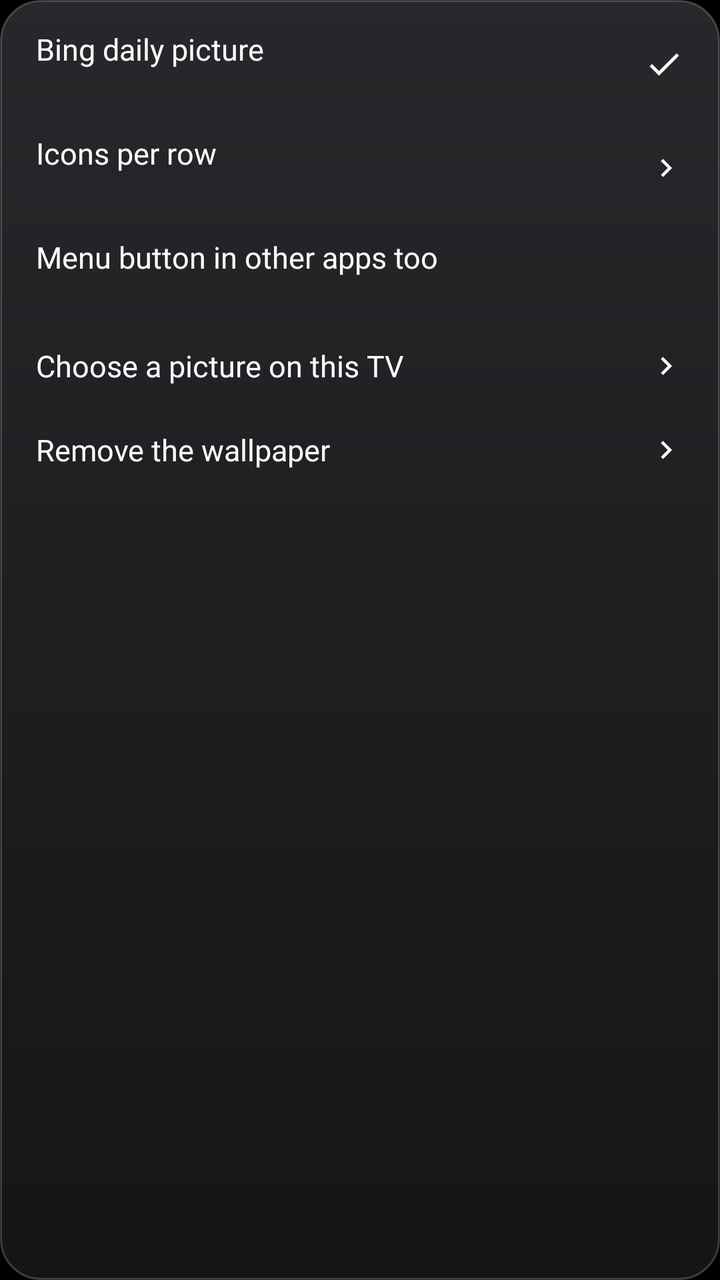
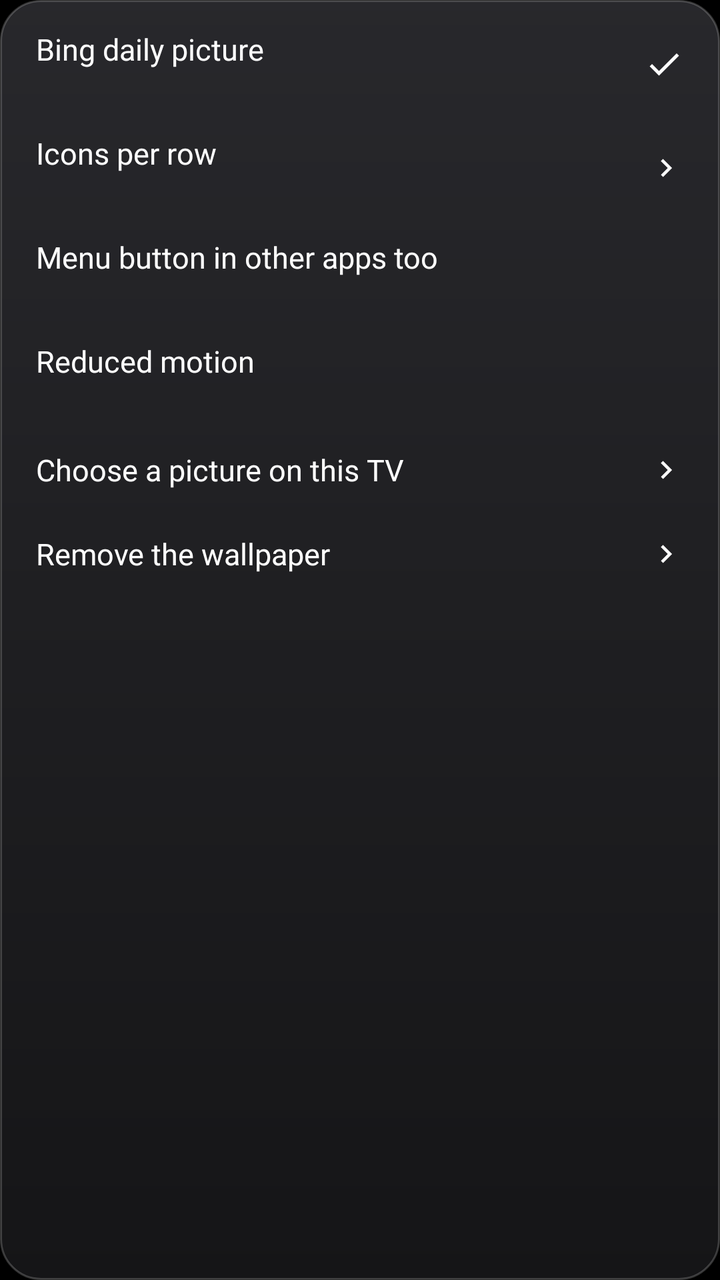

The first picture is an Android layout as it rendered before a commit; the second is the same layout after the commit. The layout source and the unified diff follow.
<!-- AndroidManifest.xml: application theme Theme.TvHome -->
<!-- res/layout/popup_wallpaper.xml -->
<?xml version="1.0" encoding="utf-8"?>
<LinearLayout xmlns:android="http://schemas.android.com/apk/res/android"
    android:layout_width="match_parent"
    android:layout_height="wrap_content"
    android:orientation="vertical"
    android:background="@drawable/glass_panel"
    android:padding="6dp"
    android:elevation="12dp">

    
    <LinearLayout
        android:id="@+id/rowBing"
        android:layout_width="match_parent"
        android:layout_height="52dp"
        android:orientation="horizontal"
        android:gravity="center_vertical"
        android:background="@drawable/input_row_bg"
        android:paddingStart="12dp"
        android:paddingEnd="12dp"
        android:focusable="true"
        android:focusableInTouchMode="true">

        <LinearLayout
            android:layout_width="0dp"
            android:layout_height="wrap_content"
            android:layout_weight="1"
            android:orientation="vertical"
            android:duplicateParentState="true">

            <TextView
                android:layout_width="wrap_content"
                android:layout_height="wrap_content"
                android:text="@string/bing_daily"
                android:textColor="@drawable/pill_text"
                android:duplicateParentState="true"
                android:textSize="15sp"
                android:fontFamily="@font/outfit"
                android:fontVariationSettings="'wght' 500" />

            <TextView
                android:id="@+id/bingStatus"
                android:layout_width="wrap_content"
                android:layout_height="wrap_content"
                android:textColor="@drawable/pill_text_dim"
                android:duplicateParentState="true"
                android:textSize="11sp"
                android:fontFamily="@font/outfit"
                android:fontVariationSettings="'wght' 400" />
        </LinearLayout>

        <ImageView
            android:id="@+id/bingTick"
            android:layout_width="20dp"
            android:layout_height="20dp"
            android:src="@drawable/ic_tick"
            android:tint="@drawable/pill_text"
            android:duplicateParentState="true"
            android:contentDescription="@null" />
    </LinearLayout>

    
    <LinearLayout
        android:id="@+id/rowColumns"
        android:layout_width="match_parent"
        android:layout_height="52dp"
        android:orientation="horizontal"
        android:gravity="center_vertical"
        android:background="@drawable/input_row_bg"
        android:paddingStart="12dp"
        android:paddingEnd="12dp"
        android:focusable="true"
        android:focusableInTouchMode="true">

        <LinearLayout
            android:layout_width="0dp"
            android:layout_height="wrap_content"
            android:layout_weight="1"
            android:orientation="vertical"
            android:duplicateParentState="true">

            <TextView
                android:layout_width="wrap_content"
                android:layout_height="wrap_content"
                android:text="@string/columns_title"
                android:textColor="@drawable/pill_text"
                android:duplicateParentState="true"
                android:textSize="15sp"
                android:fontFamily="@font/outfit"
                android:fontVariationSettings="'wght' 500" />

            <TextView
                android:id="@+id/columnsStatus"
                android:layout_width="wrap_content"
                android:layout_height="wrap_content"
                android:textColor="@drawable/pill_text_dim"
                android:duplicateParentState="true"
                android:textSize="11sp"
                android:fontFamily="@font/outfit"
                android:fontVariationSettings="'wght' 400" />
        </LinearLayout>

        <ImageView
            android:layout_width="18dp"
            android:layout_height="18dp"
            android:src="@drawable/ic_chevron"
            android:tint="@drawable/pill_text"
            android:duplicateParentState="true"
            android:contentDescription="@null" />
    </LinearLayout>

    
    <LinearLayout
        android:id="@+id/rowMenuKey"
        android:layout_width="match_parent"
        android:layout_height="52dp"
        android:orientation="horizontal"
        android:gravity="center_vertical"
        android:background="@drawable/input_row_bg"
        android:paddingStart="12dp"
        android:paddingEnd="12dp"
        android:focusable="true"
        android:focusableInTouchMode="true">

        <LinearLayout
            android:layout_width="0dp"
            android:layout_height="wrap_content"
            android:layout_weight="1"
            android:orientation="vertical"
            android:duplicateParentState="true">

            <TextView
                android:layout_width="wrap_content"
                android:layout_height="wrap_content"
                android:text="@string/menu_key_everywhere"
                android:textColor="@drawable/pill_text"
                android:duplicateParentState="true"
                android:textSize="15sp"
                android:fontFamily="@font/outfit"
                android:fontVariationSettings="'wght' 500" />

            <TextView
                android:id="@+id/menuKeyStatus"
                android:layout_width="wrap_content"
                android:layout_height="wrap_content"
                android:textColor="@drawable/pill_text_dim"
                android:duplicateParentState="true"
                android:textSize="11sp"
                android:fontFamily="@font/outfit"
                android:fontVariationSettings="'wght' 400" />
        </LinearLayout>
    </LinearLayout>

    
    <LinearLayout
        android:id="@+id/rowPick"
        android:layout_width="match_parent"
        android:layout_height="42dp"
        android:orientation="horizontal"
        android:gravity="center_vertical"
        android:background="@drawable/input_row_bg"
        android:paddingStart="12dp"
        android:paddingEnd="12dp"
        android:focusable="true"
        android:focusableInTouchMode="true">

        <TextView
            android:layout_width="0dp"
            android:layout_height="wrap_content"
            android:layout_weight="1"
            android:text="@string/pick_wallpaper"
            android:textColor="@drawable/pill_text"
            android:duplicateParentState="true"
            android:textSize="15sp"
            android:fontFamily="@font/outfit"
            android:fontVariationSettings="'wght' 500" />

        <ImageView
            android:layout_width="18dp"
            android:layout_height="18dp"
            android:src="@drawable/ic_chevron"
            android:tint="@drawable/pill_text"
            android:duplicateParentState="true"
            android:contentDescription="@null" />
    </LinearLayout>

    
    <LinearLayout
        android:id="@+id/rowOff"
        android:layout_width="match_parent"
        android:layout_height="42dp"
        android:orientation="horizontal"
        android:gravity="center_vertical"
        android:background="@drawable/input_row_bg"
        android:paddingStart="12dp"
        android:paddingEnd="12dp"
        android:focusable="true"
        android:focusableInTouchMode="true">

        <TextView
            android:layout_width="0dp"
            android:layout_height="wrap_content"
            android:layout_weight="1"
            android:text="@string/wallpaper_off"
            android:textColor="@drawable/pill_text"
            android:duplicateParentState="true"
            android:textSize="15sp"
            android:fontFamily="@font/outfit"
            android:fontVariationSettings="'wght' 500" />

        <ImageView
            android:layout_width="18dp"
            android:layout_height="18dp"
            android:src="@drawable/ic_chevron"
            android:tint="@drawable/pill_text"
            android:duplicateParentState="true"
            android:contentDescription="@null" />
    </LinearLayout>
</LinearLayout>
<!-- resources referenced by this layout -->
<resources>
  <!-- drawable glass_panel (drawable) -->
  <?xml version="1.0" encoding="utf-8"?>
  <layer-list xmlns:android="http://schemas.android.com/apk/res/android">
      <item>
          <shape android:shape="rectangle">
              <gradient android:angle="270" android:startColor="#F22A2A2E" android:endColor="#F5161618" />
              <stroke android:width="1dp" android:color="#33FFFFFF" />
              <corners android:radius="20dp" />
          </shape>
      </item>
  </layer-list>
  <!-- drawable ic_chevron (drawable) -->
  <vector xmlns:android="http://schemas.android.com/apk/res/android"
      android:width="24dp"
      android:height="24dp"
      android:viewportWidth="24"
      android:viewportHeight="24"
      android:tint="#FFFFFFFF">
      <path
          android:fillColor="#FFFFFFFF"
          android:pathData="M10,6L8.59,7.41 13.17,12l-4.58,4.59L10,18l6,-6z" />
  </vector>
  <!-- drawable ic_tick (drawable) -->
  <vector xmlns:android="http://schemas.android.com/apk/res/android"
      android:width="24dp"
      android:height="24dp"
      android:viewportWidth="24"
      android:viewportHeight="24"
      android:tint="#FFFFFFFF">
      <path
          android:fillColor="#FFFFFFFF"
          android:pathData="M9,16.17L4.83,12l-1.42,1.41L9,19 21,7l-1.41,-1.41z" />
  </vector>
  <!-- drawable input_row_bg (drawable) -->
  <?xml version="1.0" encoding="utf-8"?>
  <selector xmlns:android="http://schemas.android.com/apk/res/android">
      <item android:state_focused="true">
          <shape android:shape="rectangle">
              <solid android:color="#F5FFFFFF" />
              <corners android:radius="13dp" />
          </shape>
      </item>
      <item>
          <shape android:shape="rectangle">
              <solid android:color="#00000000" />
              <corners android:radius="13dp" />
          </shape>
      </item>
  </selector>
  <!-- drawable pill_text (drawable) -->
  <?xml version="1.0" encoding="utf-8"?>
  <selector xmlns:android="http://schemas.android.com/apk/res/android">
      <item android:state_focused="true" android:color="#FF111111" />
      <item android:color="#FFFFFFFF" />
  </selector>
  <!-- drawable pill_text_dim (drawable) -->
  <?xml version="1.0" encoding="utf-8"?>
  <selector xmlns:android="http://schemas.android.com/apk/res/android">
      <item android:state_focused="true" android:color="#99111111" />
      <item android:color="#73FFFFFF" />
  </selector>
  <string name="bing_daily">Bing daily picture</string>
  <string name="columns_title">Icons per row</string>
  <string name="menu_key_everywhere">Menu button in other apps too</string>
  <string name="pick_wallpaper">Choose a picture on this TV</string>
  <string name="wallpaper_off">Remove the wallpaper</string>
  <style name="Theme.TvHome" parent="android:Theme.Material.NoActionBar.Fullscreen">
          <item name="android:windowBackground">@android:color/black</item>
          <item name="android:colorBackground">@android:color/black</item>
          <item name="android:windowAnimationStyle">@null</item>
      </style>
</resources>

<!-- the commit's change to res/layout/popup_wallpaper.xml (unified diff, before → after) -->
@@ -152,6 +152,48 @@
 
     
     <LinearLayout
+        android:id="@+id/rowMotion"
+        android:layout_width="match_parent"
+        android:layout_height="52dp"
+        android:orientation="horizontal"
+        android:gravity="center_vertical"
+        android:background="@drawable/input_row_bg"
+        android:paddingStart="12dp"
+        android:paddingEnd="12dp"
+        android:focusable="true"
+        android:focusableInTouchMode="true">
+
+        <LinearLayout
+            android:layout_width="0dp"
+            android:layout_height="wrap_content"
+            android:layout_weight="1"
+            android:orientation="vertical"
+            android:duplicateParentState="true">
+
+            <TextView
+                android:layout_width="wrap_content"
+                android:layout_height="wrap_content"
+                android:text="@string/reduced_motion"
+                android:textColor="@drawable/pill_text"
+                android:duplicateParentState="true"
+                android:textSize="15sp"
+                android:fontFamily="@font/outfit"
+                android:fontVariationSettings="'wght' 500" />
+
+            <TextView
+                android:id="@+id/motionStatus"
+                android:layout_width="wrap_content"
+                android:layout_height="wrap_content"
+                android:textColor="@drawable/pill_text_dim"
+                android:duplicateParentState="true"
+                android:textSize="11sp"
+                android:fontFamily="@font/outfit"
+                android:fontVariationSettings="'wght' 400" />
+        </LinearLayout>
+    </LinearLayout>
+
+    
+    <LinearLayout
         android:id="@+id/rowPick"
         android:layout_width="match_parent"
         android:layout_height="42dp"
<!-- resource entries referenced after the edit -->
@@ -65,6 +65,7 @@
   <string name="columns_title">Icons per row</string>
   <string name="menu_key_everywhere">Menu button in other apps too</string>
   <string name="pick_wallpaper">Choose a picture on this TV</string>
+  <string name="reduced_motion">Reduced motion</string>
   <string name="wallpaper_off">Remove the wallpaper</string>
   <style name="Theme.TvHome" parent="android:Theme.Material.NoActionBar.Fullscreen">
           <item name="android:windowBackground">@android:color/black</item>
